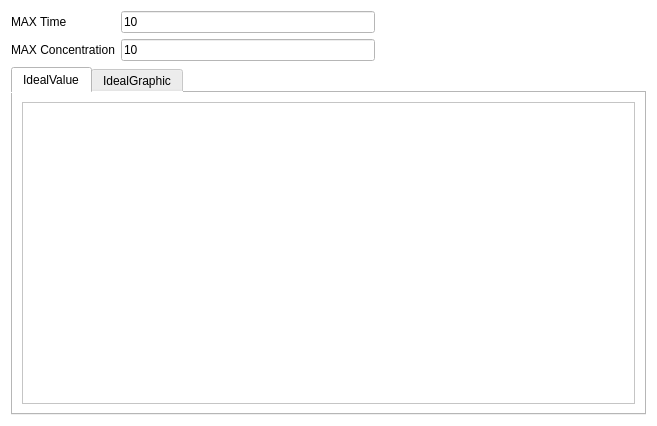
The window that src/designer/views/behaviorview/BehaviorView.ui (igemsoftware/USTC-Software_2011) describes before a commit, drawn with Qt 5.
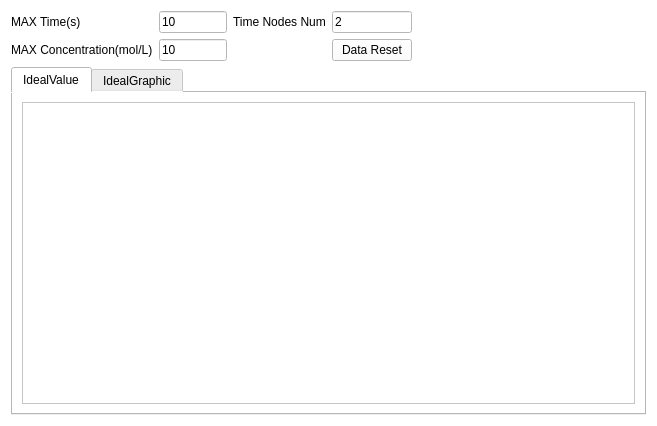
The same window after the commit. Custom widgets are drawn as their Qt base class.

```diff
--- a/src/designer/views/behaviorview/BehaviorView.ui
+++ b/src/designer/views/behaviorview/BehaviorView.ui
@@ -26,7 +26,7 @@
       <enum>QFrame::NoFrame</enum>
      </property>
      <property name="text">
-      <string>MAX Time</string>
+      <string>MAX Time(s)</string>
      </property>
      <property name="textFormat">
       <enum>Qt::AutoText</enum>
@@ -40,34 +40,28 @@
      </property>
     </widget>
    </item>
-   <item row="1" column="0">
-    <widget class="QLabel" name="label_2">
+   <item row="0" column="2">
+    <widget class="QLabel" name="label_3">
      <property name="text">
-      <string>MAX Concentration</string>
+      <string>Time Nodes Num</string>
      </property>
     </widget>
    </item>
-   <item row="1" column="1">
-    <widget class="QLineEdit" name="ConcentrationEdit">
+   <item row="0" column="3">
+    <widget class="QLineEdit" name="TimeNodesEdit">
      <property name="text">
-      <string>10</string>
+      <string>2</string>
      </property>
     </widget>
    </item>
-   <item row="0" column="2" rowspan="2">
-    <spacer name="horizontalSpacer">
-     <property name="orientation">
-      <enum>Qt::Horizontal</enum>
+   <item row="1" column="3">
+    <widget class="QPushButton" name="ResetButton">
+     <property name="text">
+      <string>Data Reset</string>
      </property>
-     <property name="sizeHint" stdset="0">
-      <size>
-       <width>265</width>
-       <height>48</height>
-      </size>
-     </property>
-    </spacer>
+    </widget>
    </item>
-   <item row="2" column="0" colspan="3">
+   <item row="3" column="0" colspan="5">
     <widget class="QTabWidget" name="tabWidget">
      <property name="currentIndex">
       <number>0</number>
@@ -131,7 +125,7 @@
         <widget class="QComboBox" name="comboBox"/>
        </item>
        <item row="1" column="5">
-        <widget class="QPushButton" name="pushButton_ViewValue">
+        <widget class="QPushButton" name="generatevalueButton">
          <property name="text">
           <string>generate value</string>
          </property>
@@ -141,6 +135,33 @@
      </widget>
     </widget>
    </item>
+   <item row="1" column="4">
+    <spacer name="horizontalSpacer">
+     <property name="orientation">
+      <enum>Qt::Horizontal</enum>
+     </property>
+     <property name="sizeHint" stdset="0">
+      <size>
+       <width>268</width>
+       <height>20</height>
+      </size>
+     </property>
+    </spacer>
+   </item>
+   <item row="1" column="0">
+    <widget class="QLabel" name="label_2">
+     <property name="text">
+      <string>MAX Concentration(mol/L)</string>
+     </property>
+    </widget>
+   </item>
+   <item row="1" column="1">
+    <widget class="QLineEdit" name="ConcentrationEdit">
+     <property name="text">
+      <string>10</string>
+     </property>
+    </widget>
+   </item>
   </layout>
  </widget>
  <customwidgets>
```
